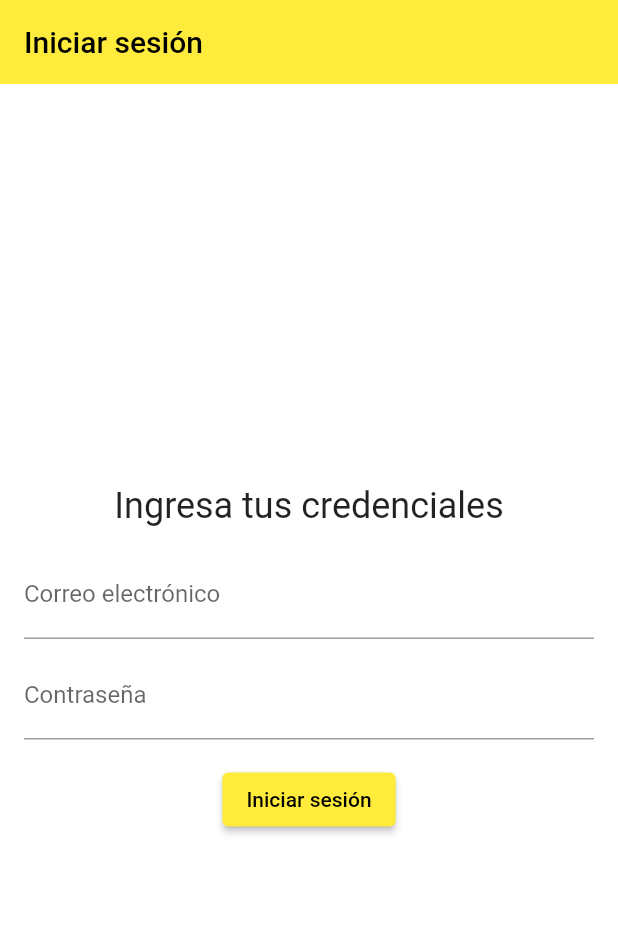
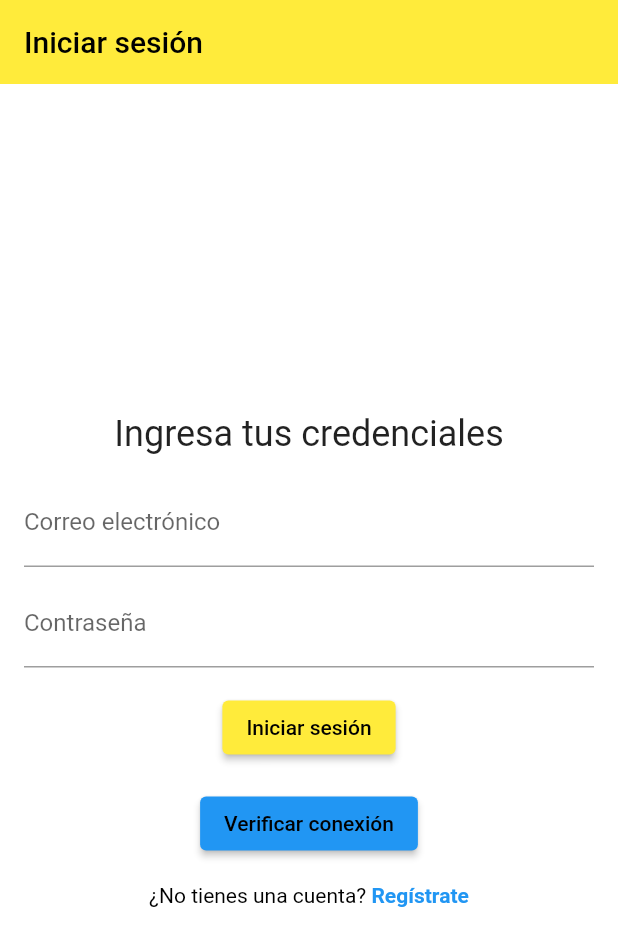
Before and after one commit to FranciscoGenere2/beautywave_app, a Flutter app: the screen it shows after launch, on a phone screen of 412 x 824 dp. Shown: the top 946 px of the screen. Run offline on Flutter 3.47's test engine with Material 2 defaults, Android fonts, the phone set to English and light mode, and no system bars; missing offline and left inert: mysql1.

Commit message:
funcional, no quiso conectarse ni a mysql ni firebase

```diff
--- a/lib/home_page.dart
+++ b/lib/home_page.dart
@@ -22,7 +22,8 @@ class _MyHomePageState extends State<MyHomePage> {
   Widget _getPage(int index) {
     switch (index) {
       case 0:
-        return Column(
+        return SingleChildScrollView(
+          child: Column(
             crossAxisAlignment: CrossAxisAlignment.start,
             children: [
               const SizedBox(height: 16),
@@ -130,6 +131,7 @@ class _MyHomePageState extends State<MyHomePage> {
               const SizedBox(height: 16),
               GallerySection(),
             ],
+          ),
         );
       case 1:
         return Center(
--- a/lib/login_page.dart
+++ b/lib/login_page.dart
@@ -1,14 +1,53 @@
+import 'package:flutter/gestures.dart';
 import 'package:flutter/material.dart';
+import 'database_connection.dart';
 
 class LoginPage extends StatelessWidget {
   const LoginPage({Key? key}) : super(key: key);
+
+  Future<void> verifyConnection(BuildContext context) async {
+    ScaffoldMessenger.of(context).hideCurrentSnackBar();
+
+    ScaffoldMessenger.of(context).showSnackBar(
+      SnackBar(
+        content: const Text('Verificando conexión...'),
+        duration: const Duration(seconds: 3),
+      ),
+    );
+
+    try {
+      final connection = await getConnection();
+      // La conexión se estableció correctamente
+      print('Conexión exitosa');
+      ScaffoldMessenger.of(context).hideCurrentSnackBar();
+      ScaffoldMessenger.of(context).showSnackBar(
+        SnackBar(
+          content: const Text('Conexión exitosa'),
+          backgroundColor: Colors.green,
+          duration: const Duration(seconds: 3),
+        ),
+      );
+      // Puedes cerrar la conexión si no la necesitas más
+      await connection.close();
+    } catch (e) {
+      // Ocurrió un error al establecer la conexión
+      print('Error de conexión a la base de datos: $e');
+      ScaffoldMessenger.of(context).hideCurrentSnackBar();
+      ScaffoldMessenger.of(context).showSnackBar(
+        SnackBar(
+          content: const Text('Error de conexión a la base de datos'),
+          backgroundColor: Colors.red,
+          duration: const Duration(seconds: 3),
+        ),
+      );
+    }
+  }
 
   @override
   Widget build(BuildContext context) {
     return Scaffold(
       appBar: AppBar(
-        automaticallyImplyLeading:
-            false, // Oculta el botón de flecha de retroceso
+        automaticallyImplyLeading: false,
         title: const Text('Iniciar sesión'),
         elevation: 0,
       ),
@@ -43,6 +82,38 @@ class LoginPage extends StatelessWidget {
               },
               child: const Text('Iniciar sesión'),
             ),
+            const SizedBox(height: 16),
+            ElevatedButton(
+              onPressed: () => verifyConnection(context),
+              style: ElevatedButton.styleFrom(
+                primary: Colors.blue,
+              ),
+              child: const Text('Verificar conexión'),
+            ),
+            const SizedBox(height: 16),
+            RichText(
+              text: TextSpan(
+                text: '¿No tienes una cuenta? ',
+                style: TextStyle(
+                  fontSize: 14,
+                  color: Colors.black,
+                ),
+                children: <TextSpan>[
+                  TextSpan(
+                    text: 'Regístrate',
+                    style: TextStyle(
+                      fontWeight: FontWeight.bold,
+                      color: Colors.blue,
+                      fontSize: 14,
+                    ),
+                    recognizer: TapGestureRecognizer()
+                      ..onTap = () {
+                        Navigator.pushNamed(context, '/register');
+                      },
+                  ),
+                ],
+              ),
+            ),
           ],
         ),
       ),
--- a/lib/main.dart
+++ b/lib/main.dart
@@ -2,6 +2,7 @@ import 'package:flutter/material.dart';
 import 'package:beautywave/home_page.dart';
 import 'package:beautywave/login_page.dart';
 import 'package:beautywave/settings_page.dart';
+import 'package:beautywave/register_page.dart';
 
 void main() => runApp(const MyApp());
 
@@ -23,6 +24,7 @@ class MyApp extends StatelessWidget {
       routes: {
         '/': (context) => const LoginPage(),
         '/home': (context) => const MyHomePage(),
+        '/register': (context) => RegisterPage(),
       },
       onGenerateRoute: (settings) {
         if (settings.name == '/settings') {
--- a/pubspec.yaml
+++ b/pubspec.yaml
@@ -19,7 +19,9 @@ environment:
 dependencies:
   flutter:
     sdk: flutter
-
+  mysql1: ^0.20.0
+  crypto: ^3.0.1
+  intl: ^0.17.0
 
 dev_dependencies:
   flutter_test:
```
Also changed, not shown: lib/database_connection.dart (added, +19 -0 lines), lib/register_page.dart (added, +139 -0 lines), 2 other files. Lines whose indentation alone changed are shown as unchanged.
